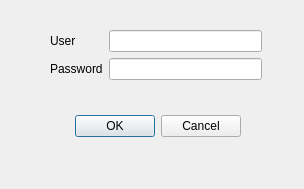
Old version of the form src/pn/loginwindow.ui in the repository Artimi/icp_pn.
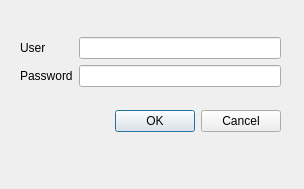
New version of the form.

Diff of the .ui file:
```diff
--- a/src/pn/loginwindow.ui
+++ b/src/pn/loginwindow.ui
@@ -13,31 +13,17 @@
   <property name="windowTitle">
    <string>Dialog</string>
   </property>
-  <widget class="QDialogButtonBox" name="buttonBox">
+  <widget class="QWidget" name="">
    <property name="geometry">
     <rect>
-     <x>50</x>
-     <y>110</y>
-     <width>191</width>
-     <height>32</height>
+     <x>20</x>
+     <y>20</y>
+     <width>261</width>
+     <height>131</height>
     </rect>
    </property>
-   <property name="orientation">
-    <enum>Qt::Horizontal</enum>
-   </property>
-   <property name="standardButtons">
-    <set>QDialogButtonBox::Cancel|QDialogButtonBox::Ok</set>
-   </property>
-  </widget>
-  <widget class="QWidget" name="layoutWidget">
-   <property name="geometry">
-    <rect>
-     <x>50</x>
-     <y>30</y>
-     <width>212</width>
-     <height>51</height>
-    </rect>
-   </property>
+   <layout class="QGridLayout" name="gridLayout_2">
+    <item row="0" column="0">
    <layout class="QGridLayout" name="gridLayout">
     <item row="0" column="0">
      <widget class="QLabel" name="label">
@@ -60,6 +46,18 @@
      <widget class="QLineEdit" name="LEPassword">
       <property name="echoMode">
        <enum>QLineEdit::Password</enum>
+        </property>
+       </widget>
+      </item>
+     </layout>
+    </item>
+    <item row="1" column="0">
+     <widget class="QDialogButtonBox" name="buttonBox">
+      <property name="orientation">
+       <enum>Qt::Horizontal</enum>
+      </property>
+      <property name="standardButtons">
+       <set>QDialogButtonBox::Cancel|QDialogButtonBox::Ok</set>
       </property>
      </widget>
     </item>
```
Left out of the diff: 2 changed lines with no effect on the pictures. Lines whose indentation alone changed are shown as unchanged.
